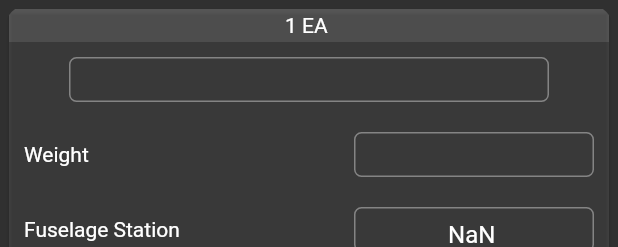
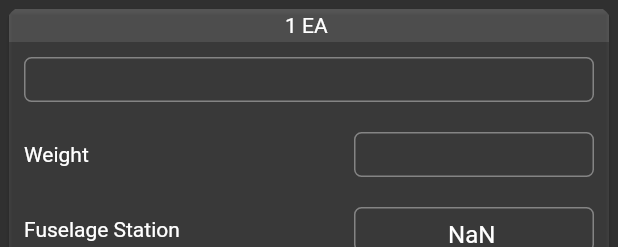
Before and after one commit to teaguestockwell/levels-v2-flutter, a Flutter app: the CargoUI widget shown alone on an empty page, opened directly with empty values, after a tap on an icon or button, on a phone screen of 412 x 824 dp. Shown: the top 247 px of the screen. Run offline on Flutter 3.47's test engine with Material 2 defaults, Android fonts, the phone set to English and light mode, and no system bars; our stand-ins replace cloud_firestore, firebase_core, flutter_datetime_picker, flutter_linkify, flutter_phoenix, fluttertoast; accounts and stored records are empty.

Commit message:
TextFeild input decoration

```diff
--- a/lib/Widgets/PercentMacWidgets/CargoUI.dart
+++ b/lib/Widgets/PercentMacWidgets/CargoUI.dart
@@ -44,7 +44,7 @@ class _CargoUIState extends State<CargoUI> {
     tcFS.addListener(() {this.widget.nwf.fs = tcFS.text; ps();});
 
     tcQty.text = this.widget.nwf.qty;
-    tcQty.addListener(() {this.widget.nwf.qty = tcQty.text;ps();});
+    tcQty.addListener(() {this.widget.nwf.qty = tcQty.text; setState((){}); ps();});
 
     super.initState();
   }
@@ -53,10 +53,10 @@ class _CargoUIState extends State<CargoUI> {
     if(this.widget.ope == false){return Container();}
 
     var ret = Column(children: [
-      RowCenter(CustomTextFieldText.d(tcName)),
-      Row2(Text('Weight'), CustomTextFieldText(tcWeight)),
-      Row2(Text('Fuselage Station'), CustomTextFieldText(tcFS)),
-      Row2(Text('Qty'), CustomTextFieldText(tcQty)),
+      RowCenter(CustomTextFieldTextMax(tcName)),
+      Row2(Text('Weight'), CustomTextField(tcWeight)),
+      Row2(Text('Fuselage Station'), CustomTextField(tcFS)),
+      Row2(Text('Qty'), CustomTextField(tcQty)),
     ],);
     return ret;
   }
--- a/lib/Widgets/UIWidgets/Input.dart
+++ b/lib/Widgets/UIWidgets/Input.dart
@@ -1,5 +1,8 @@
 import 'package:five_level_one/Backend/cont.dart';
 import 'package:flutter/material.dart';
+import 'package:flutter/services.dart';
+
+import '../Uitls.dart';
 
 class CustomTextField extends StatefulWidget {
   TextEditingController c;
@@ -9,6 +12,7 @@ class CustomTextField extends StatefulWidget {
 }
 
 class _CustomTextFieldState extends State<CustomTextField> {
+
   @override
   Widget build(BuildContext context) {
     return //Flexible(child:
@@ -17,11 +21,14 @@ class _CustomTextFieldState extends State<CustomTextField> {
             width: Const.pickerWidth,
             child: TextField(
               controller: this.widget.c,
-              decoration: InputDecoration(
-                  border: OutlineInputBorder(
-                      borderSide: BorderSide(color: Colors.white60))),
-              keyboardType: TextInputType.number,
-              textAlign: TextAlign.center,
+              decoration: InputDec.wi,
+              keyboardType:
+                          TextInputType.numberWithOptions(decimal: true),
+                      inputFormatters: <TextInputFormatter>[
+                        DecimalTextInputFormatter()
+                      ],
+                      textAlign: TextAlign.center,
+
             ));
   }
 }
@@ -47,31 +54,36 @@ class _CustomTextFieldTextState extends State<CustomTextFieldText> {
               keyboardType: TextInputType.name,
               textAlign: TextAlign.center,
               controller: this.widget.t,
-              decoration: InputDecoration(
-    border: OutlineInputBorder(
-      borderRadius: const BorderRadius.all(
-        const Radius.circular(5.0),
-      ),
-      borderSide: BorderSide(
-        color: Colors.white70,
-        width: 1.0,
-      ),
-    ),
-    focusedBorder: OutlineInputBorder(
-      borderRadius: const BorderRadius.all(
-        const Radius.circular(5.0),
-      ),
-      borderSide: BorderSide(
-        color: Colors.white70,
-        width: 1.0,
-      ),
-    ),
-  )
+              decoration: InputDec.wi
             )
         );
   }
 }
 
+class CustomTextFieldTextMax extends StatefulWidget {
+  TextEditingController t;
+  CustomTextFieldTextMax(this.t);
+
+  @override
+  _CustomTextFieldTextMaxState createState() => _CustomTextFieldTextMaxState();
+}
+
+class _CustomTextFieldTextMaxState extends State<CustomTextFieldTextMax> {
+
+  @override
+  Widget build(BuildContext context) {
+    return
+        Container(
+            height: Const.pickerHeight,
+            child: TextField(
+              keyboardType: TextInputType.name,
+              textAlign: TextAlign.center,
+              controller: this.widget.t,
+              decoration: InputDec.wi
+            )
+        );
+  }
+}
 
 typedef void IntCallBack();
 
@@ -97,3 +109,47 @@ class CustomButton extends StatelessWidget {
         ));
   }
 }
+
+class InputDec{
+  static InputDecoration wi = InputDecoration(
+    border: OutlineInputBorder(
+      borderRadius: const BorderRadius.all(
+        const Radius.circular(5.0),
+      ),
+      borderSide: BorderSide(
+        color: Colors.white70,
+        width: 1.0,
+      ),
+    ),
+    focusedBorder: OutlineInputBorder(
+      borderRadius: const BorderRadius.all(
+        const Radius.circular(5.0),
+      ),
+      borderSide: BorderSide(
+        color: Colors.white70,
+        width: 1.0,
+      ),
+    ),
+  );
+
+  static InputDecoration re = InputDecoration(
+    border: OutlineInputBorder(
+      borderRadius: const BorderRadius.all(
+        const Radius.circular(5.0),
+      ),
+      borderSide: BorderSide(
+        color: Colors.white70,
+        width: 1.0,
+      ),
+    ),
+    focusedBorder: OutlineInputBorder(
+      borderRadius: const BorderRadius.all(
+        const Radius.circular(5.0),
+      ),
+      borderSide: BorderSide(
+        color: Colors.white70,
+        width: 1.0,
+      ),
+    ),
+  );
+}
```
Also changed, not shown: pubspec.lock.
